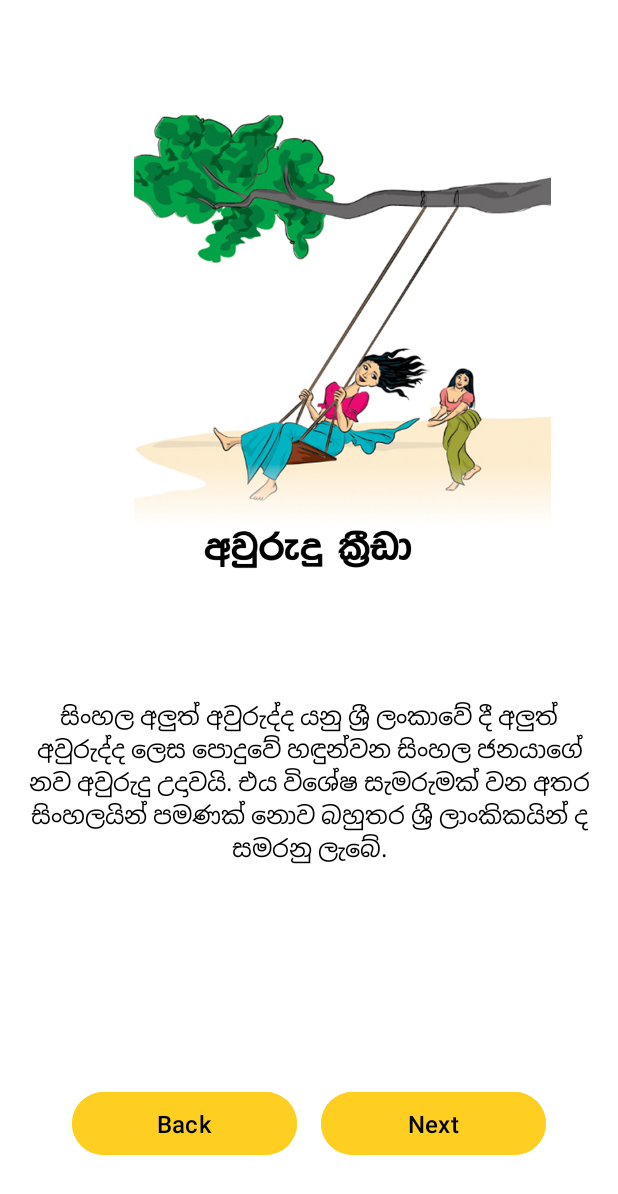
After one commit to isukanimalasuriya/AwuruduApp, an Android app: the OnboardScreenOne screen opened directly, with no data from a screen before it, on a phone screen of 412 x 824 dp. The commit adds this screen. Shown: the top 1194 px of the screen. Run offline under Robolectric (Android 15) with nearby library versions, the phone set to English and light mode, and no system bars.

Commit message:
Onboard screens created

```diff
--- /dev/null
+++ b/app/src/main/java/com/example/awuruduapp/OnboardScreenOne.kt
@@ -0,0 +1,20 @@
+package com.example.awuruduapp
+
+import android.os.Bundle
+import androidx.activity.enableEdgeToEdge
+import androidx.appcompat.app.AppCompatActivity
+import androidx.core.view.ViewCompat
+import androidx.core.view.WindowInsetsCompat
+
+class OnboardScreenOne : AppCompatActivity() {
+    override fun onCreate(savedInstanceState: Bundle?) {
+        super.onCreate(savedInstanceState)
+        enableEdgeToEdge()
+        setContentView(R.layout.activity_onboard_screen_one)
+        ViewCompat.setOnApplyWindowInsetsListener(findViewById(R.id.main)) { v, insets ->
+            val systemBars = insets.getInsets(WindowInsetsCompat.Type.systemBars())
+            v.setPadding(systemBars.left, systemBars.top, systemBars.right, systemBars.bottom)
+            insets
+        }
+    }
+}
--- /dev/null
+++ b/app/src/main/res/layout/activity_onboard_screen_one.xml
@@ -0,0 +1,67 @@
+<?xml version="1.0" encoding="utf-8"?>
+<androidx.constraintlayout.widget.ConstraintLayout xmlns:android="http://schemas.android.com/apk/res/android"
+    xmlns:app="http://schemas.android.com/apk/res-auto"
+    xmlns:tools="http://schemas.android.com/tools"
+    android:id="@+id/main"
+    android:layout_width="match_parent"
+    android:background="@android:color/white"
+    android:layout_height="match_parent"
+    tools:context=".OnboardScreenOne">
+
+    <ImageView
+        android:id="@+id/imageView"
+        android:layout_width="400dp"
+        android:layout_height="400dp"
+        android:src="@drawable/onboardtwo"
+        android:scaleType="fitCenter"
+        app:layout_constraintTop_toTopOf="parent"
+        app:layout_constraintBottom_toTopOf="@+id/textView"
+        app:layout_constraintStart_toStartOf="parent"
+        app:layout_constraintEnd_toEndOf="parent"
+        android:layout_marginTop="50dp" />
+
+    <TextView
+        android:id="@+id/textView"
+        android:layout_width="0dp"
+        android:layout_height="wrap_content"
+        android:text="සිංහල අලුත් අවුරුද්ද යනු ශ්‍රී ලංකාවේ දී අලුත් අවුරුද්ද ලෙස පොදුවේ හඳුන්වන සිංහල ජනයාගේ නව අවුරුදු උදාවයි. එය විශේෂ සැමරුමක් වන අතර සිංහලයින් පමණක් නොව බහුතර ශ්‍රී ලාංකිකයින් ද සමරනු ලැබේ."
+        android:textSize="16sp"
+        android:textColor="@android:color/black"
+        android:gravity="center"
+        app:layout_constraintStart_toStartOf="parent"
+        app:layout_constraintEnd_toEndOf="parent"
+        app:layout_constraintTop_toBottomOf="@+id/imageView"
+        android:layout_margin="16dp" />
+
+    <LinearLayout
+        android:id="@+id/buttonLayout"
+        android:layout_width="0dp"
+        android:layout_height="wrap_content"
+        android:orientation="horizontal"
+        android:gravity="center"
+        app:layout_constraintStart_toStartOf="parent"
+        app:layout_constraintEnd_toEndOf="parent"
+        app:layout_constraintBottom_toBottomOf="parent"
+        android:layout_marginBottom="50dp">
+
+        <Button
+            android:id="@+id/btnBack"
+            android:layout_width="150dp"
+            android:layout_height="50dp"
+            android:text="Back"
+            android:textSize="16sp"
+            android:backgroundTint="@color/yellow2"
+            android:textColor="@android:color/black"
+            android:layout_marginEnd="16dp" />
+
+        <Button
+            android:id="@+id/btnNext"
+            android:layout_width="150dp"
+            android:layout_height="50dp"
+            android:text="Next"
+            android:textSize="16sp"
+            android:backgroundTint="@color/yellow2"
+            android:textColor="@android:color/black" />
+    </LinearLayout>
+
+</androidx.constraintlayout.widget.ConstraintLayout>
--- a/app/src/main/res/values/colors.xml
+++ b/app/src/main/res/values/colors.xml
@@ -5,5 +5,6 @@
     <color name="teal_700">#018786</color>
     <color name="red">#D32F2F</color>
     <color name="lightyellow">#FFE790</color>
+    <color name="yellow2">#FECF21</color>
 
 </resources>
```
Also changed, not shown: app/src/main/AndroidManifest.xml (+10 -1 lines), app/src/main/java/com/example/awuruduapp/OnboardScreenThree.kt (added, +20 -0 lines), app/src/main/java/com/example/awuruduapp/OnboardScreenTwo.kt (added, +20 -0 lines), app/src/main/res/layout/activity_onboard_screen_three.xml (added, +67 -0 lines), app/src/main/res/layout/activity_onboard_screen_two.xml (added, +67 -0 lines).
